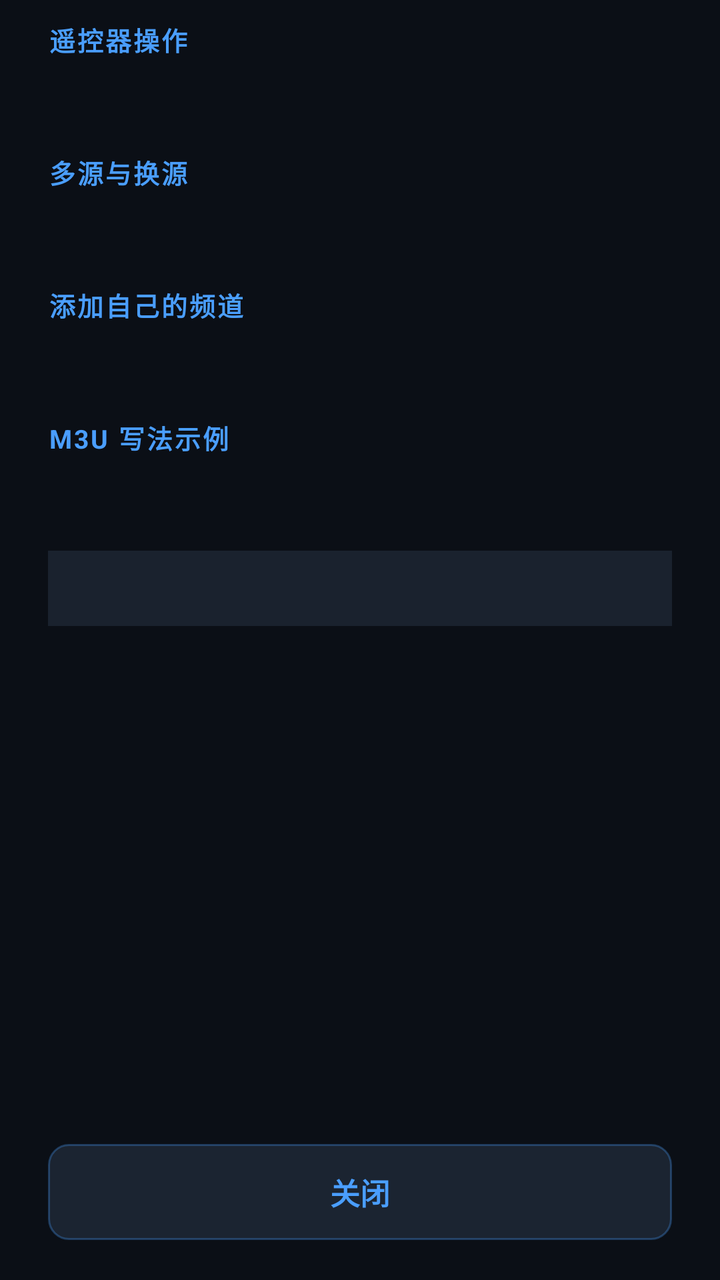
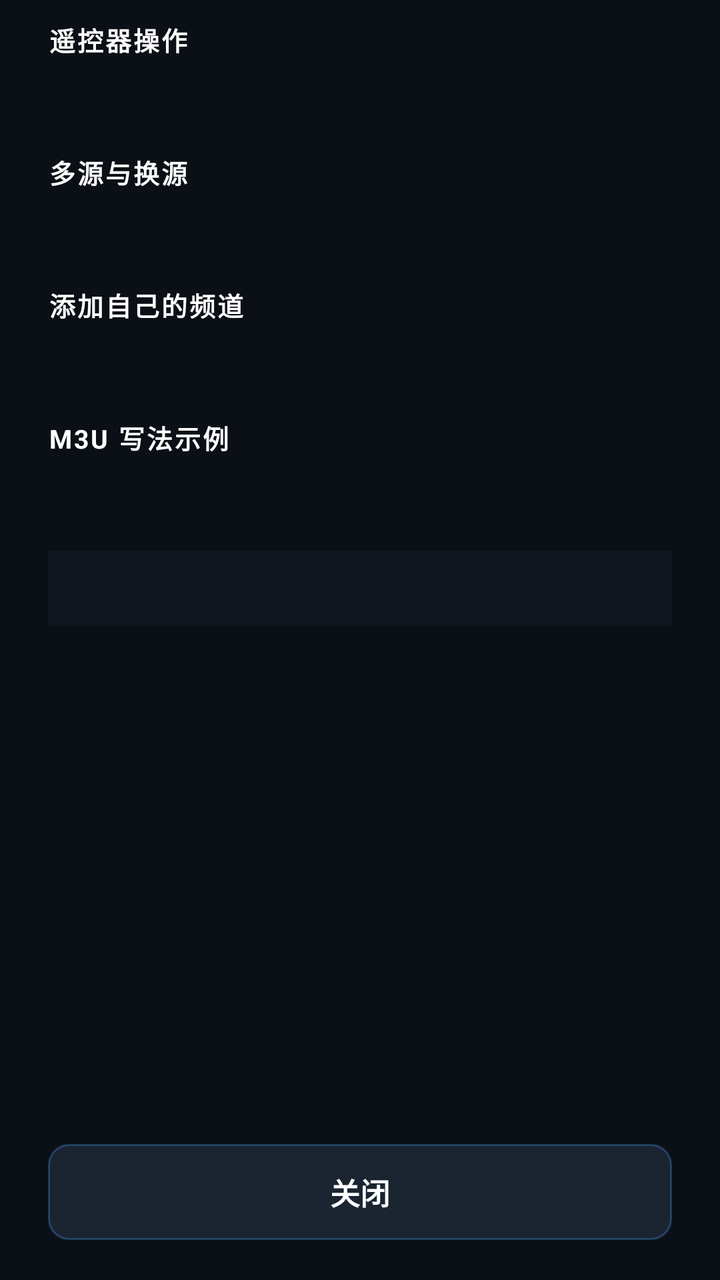

An Android layout rendered at two revisions. The XML below is the earlier revision; the diff shows what the commit changed to produce the second picture.
<!-- AndroidManifest.xml: application theme AppTheme -->
<!-- res/layout/help_content.xml -->
<?xml version="1.0" encoding="utf-8"?>
<LinearLayout xmlns:android="http://schemas.android.com/apk/res/android"
    android:layout_width="match_parent"
    android:layout_height="match_parent"
    android:orientation="vertical"
    android:paddingStart="24dp"
    android:paddingTop="10dp"
    android:paddingEnd="24dp"
    android:paddingBottom="20dp">

    
    <ScrollView
        android:layout_width="match_parent"
        android:layout_height="0dp"
        android:layout_weight="1"
        android:overScrollMode="never"
        android:scrollbars="none">

        <LinearLayout
            android:layout_width="match_parent"
            android:layout_height="wrap_content"
            android:orientation="vertical">

            <TextView
                android:layout_width="wrap_content"
                android:layout_height="wrap_content"
                android:text="@string/help_remote_title"
                android:textColor="@color/accent"
                android:textSize="13sp"
                android:textStyle="bold"
                android:letterSpacing="0.08" />

            <TextView
                android:id="@+id/helpRemote"
                android:layout_width="match_parent"
                android:layout_height="wrap_content"
                android:layout_marginTop="6dp"
                android:lineSpacingExtra="6dp"
                android:textColor="@color/text_secondary"
                android:textSize="14sp" />

            <TextView
                android:layout_width="wrap_content"
                android:layout_height="wrap_content"
                android:layout_marginTop="22dp"
                android:text="@string/help_source_title"
                android:textColor="@color/accent"
                android:textSize="13sp"
                android:textStyle="bold"
                android:letterSpacing="0.08" />

            <TextView
                android:id="@+id/helpSource"
                android:layout_width="match_parent"
                android:layout_height="wrap_content"
                android:layout_marginTop="6dp"
                android:lineSpacingExtra="6dp"
                android:textColor="@color/text_secondary"
                android:textSize="14sp" />

            <TextView
                android:layout_width="wrap_content"
                android:layout_height="wrap_content"
                android:layout_marginTop="22dp"
                android:text="@string/help_add_title"
                android:textColor="@color/accent"
                android:textSize="13sp"
                android:textStyle="bold"
                android:letterSpacing="0.08" />

            <TextView
                android:id="@+id/helpAdd"
                android:layout_width="match_parent"
                android:layout_height="wrap_content"
                android:layout_marginTop="6dp"
                android:lineSpacingExtra="6dp"
                android:textColor="@color/text_secondary"
                android:textSize="14sp" />

            <TextView
                android:layout_width="wrap_content"
                android:layout_height="wrap_content"
                android:layout_marginTop="22dp"
                android:text="@string/help_m3u_title"
                android:textColor="@color/accent"
                android:textSize="13sp"
                android:textStyle="bold"
                android:letterSpacing="0.08" />

            <TextView
                android:id="@+id/helpM3u"
                android:layout_width="match_parent"
                android:layout_height="wrap_content"
                android:layout_marginTop="6dp"
                android:lineSpacingExtra="6dp"
                android:textColor="@color/text_secondary"
                android:textSize="14sp" />

            <TextView
                android:id="@+id/helpSourceInfo"
                android:layout_width="match_parent"
                android:layout_height="wrap_content"
                android:layout_marginTop="22dp"
                android:background="@drawable/bg_group_header"
                android:paddingStart="14dp"
                android:paddingTop="10dp"
                android:paddingEnd="14dp"
                android:paddingBottom="10dp"
                android:textColor="@color/text_secondary"
                android:textSize="13sp" />
        </LinearLayout>
    </ScrollView>

    
    <Button
        android:id="@+id/helpClose"
        android:layout_width="match_parent"
        android:layout_height="wrap_content"
        android:layout_marginTop="16dp"
        android:background="@drawable/bg_button"
        android:text="@string/help_close"
        android:textColor="@color/accent"
        android:textSize="15sp"
        android:textStyle="bold" />
</LinearLayout>
<!-- resources referenced by this layout -->
<resources>
  <color name="accent">#FF4A9EFF</color>
  <color name="text_secondary">#B3FFFFFF</color>
  <!-- drawable bg_button (drawable) -->
  <?xml version="1.0" encoding="utf-8"?>
  <selector xmlns:android="http://schemas.android.com/apk/res/android">
      <item android:state_focused="true">
          <shape android:shape="rectangle">
              <corners android:radius="10dp" />
              <solid android:color="@color/accent_dim" />
              <stroke android:width="2dp" android:color="@color/accent" />
          </shape>
      </item>
      <item android:state_pressed="true">
          <shape android:shape="rectangle">
              <corners android:radius="10dp" />
              <solid android:color="@color/accent_dim" />
          </shape>
      </item>
      <item>
          <shape android:shape="rectangle">
              <corners android:radius="10dp" />
              <solid android:color="@color/channel_num_bg" />
              <stroke android:width="1dp" android:color="@color/accent_dim" />
          </shape>
      </item>
  </selector>
  <!-- drawable bg_group_header (drawable) -->
  <?xml version="1.0" encoding="utf-8"?>
  <shape xmlns:android="http://schemas.android.com/apk/res/android"
      android:shape="rectangle">
      <solid android:color="@color/group_header_bg" />
  </shape>
  <string name="help_add_title">添加自己的频道</string>
  <string name="help_close">关闭</string>
  <string name="help_m3u_title">M3U 写法示例</string>
  <string name="help_remote_title">遥控器操作</string>
  <string name="help_source_title">多源与换源</string>
  <style name="AppTheme" parent="@android:style/Theme.DeviceDefault.NoActionBar.Fullscreen">
          <item name="android:windowBackground">@color/bg</item>
          <item name="android:windowNoTitle">true</item>
          <item name="android:colorAccent">@color/accent</item>
      </style>
  <color name="accent_dim">#4D4A9EFF</color>
  <color name="channel_num_bg">#FF1B2431</color>
  <color name="group_header_bg">#FF1A222E</color>
  <color name="bg">#FF0B0F16</color>
</resources>

<!-- the commit's change to res/layout/help_content.xml (unified diff, before → after) -->
@@ -25,7 +25,7 @@
                 android:layout_width="wrap_content"
                 android:layout_height="wrap_content"
                 android:text="@string/help_remote_title"
-                android:textColor="@color/accent"
+                android:textColor="@color/text_primary"
                 android:textSize="13sp"
                 android:textStyle="bold"
                 android:letterSpacing="0.08" />
@@ -44,7 +44,7 @@
                 android:layout_height="wrap_content"
                 android:layout_marginTop="22dp"
                 android:text="@string/help_source_title"
-                android:textColor="@color/accent"
+                android:textColor="@color/text_primary"
                 android:textSize="13sp"
                 android:textStyle="bold"
                 android:letterSpacing="0.08" />
@@ -63,7 +63,7 @@
                 android:layout_height="wrap_content"
                 android:layout_marginTop="22dp"
                 android:text="@string/help_add_title"
-                android:textColor="@color/accent"
+                android:textColor="@color/text_primary"
                 android:textSize="13sp"
                 android:textStyle="bold"
                 android:letterSpacing="0.08" />
@@ -82,7 +82,7 @@
                 android:layout_height="wrap_content"
                 android:layout_marginTop="22dp"
                 android:text="@string/help_m3u_title"
-                android:textColor="@color/accent"
+                android:textColor="@color/text_primary"
                 android:textSize="13sp"
                 android:textStyle="bold"
                 android:letterSpacing="0.08" />
@@ -119,7 +119,7 @@
         android:layout_marginTop="16dp"
         android:background="@drawable/bg_button"
         android:text="@string/help_close"
-        android:textColor="@color/accent"
+        android:textColor="@color/text_primary"
         android:textSize="15sp"
         android:textStyle="bold" />
 </LinearLayout>
<!-- resource entries referenced after the edit -->
@@ -1,5 +1,6 @@
 <!-- resources referenced by this layout -->
 <resources>
+  <color name="text_primary">#FFFFFFFF</color>
   <color name="accent">#FF4A9EFF</color>
   <color name="text_secondary">#B3FFFFFF</color>
   <!-- drawable bg_button (drawable) -->
@@ -44,7 +45,7 @@
       </style>
   <color name="accent_dim">#4D4A9EFF</color>
   <color name="channel_num_bg">#FF1B2431</color>
-  <color name="group_header_bg">#FF1A222E</color>
+  <color name="group_header_bg">#F012161E</color>
   <color name="bg">#FF0B0F16</color>
 </resources>
 
